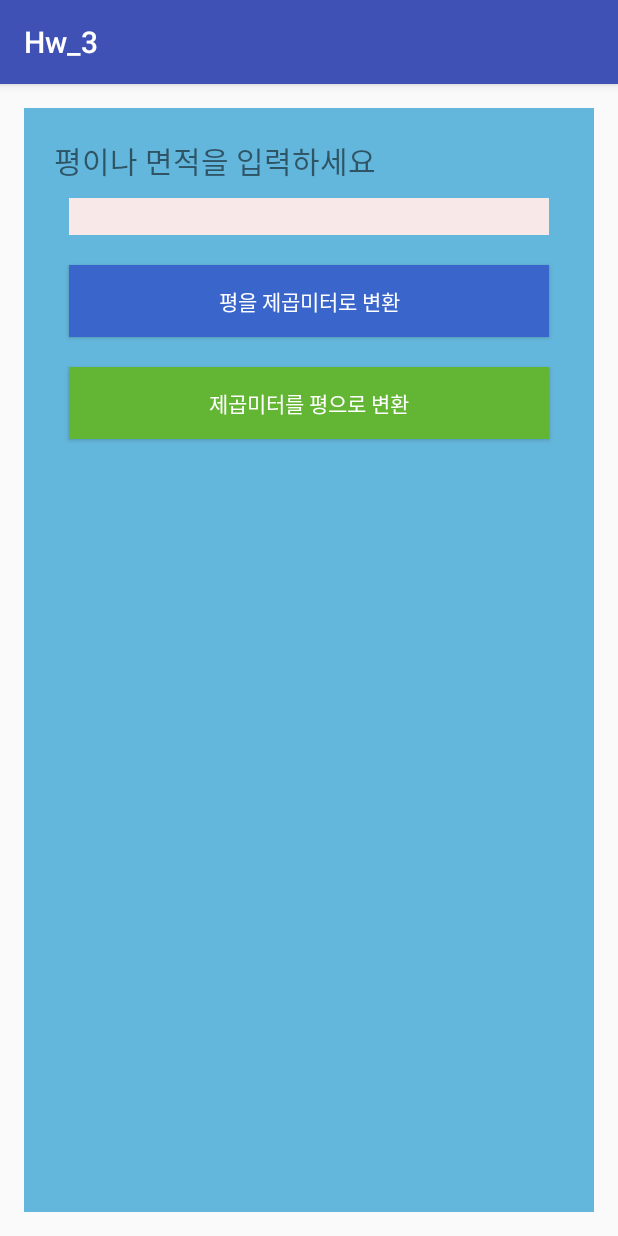
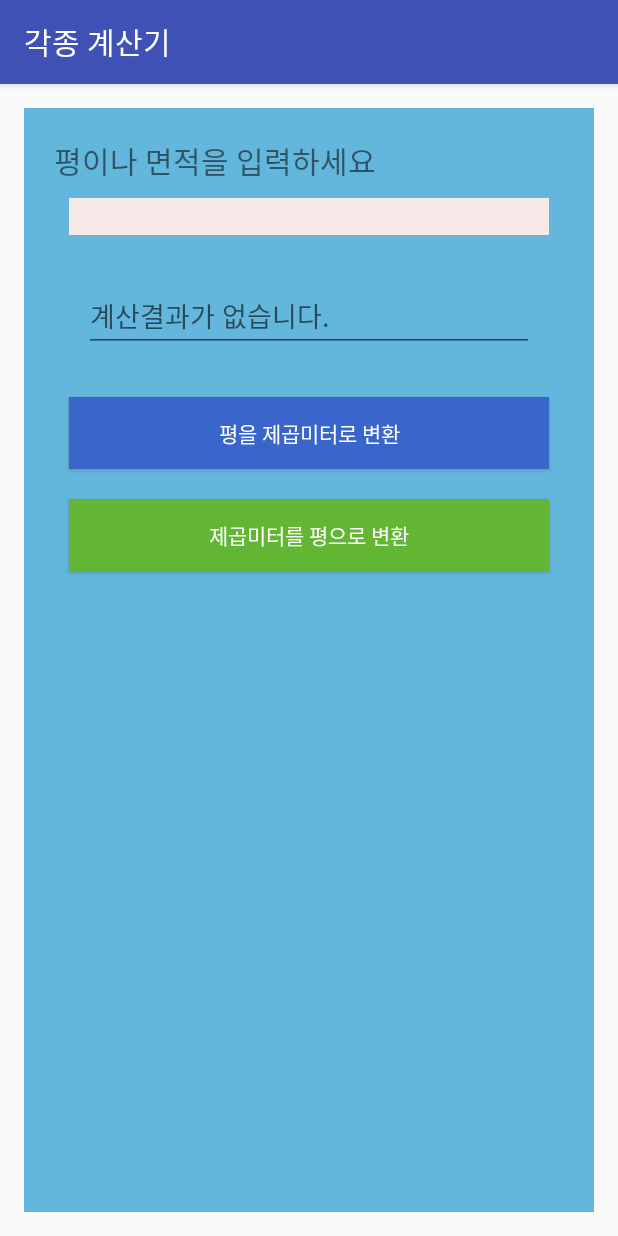
Before and after one commit to chaelinlee/hw_3, an Android app: the Main2Activity screen opened directly, with no data from a screen before it, on a phone screen of 412 x 824 dp. Run offline under Robolectric (Android 15) with nearby library versions, the phone set to English and light mode, and no system bars.

Commit message:
modify 2

```diff
--- a/app/src/main/java/com/example/leechaelin/hw_3/Main2Activity.java
+++ b/app/src/main/java/com/example/leechaelin/hw_3/Main2Activity.java
@@ -2,12 +2,89 @@ package com.example.leechaelin.hw_3;
 
 import android.support.v7.app.AppCompatActivity;
 import android.os.Bundle;
+import android.view.View;
+import android.widget.Button;
+import android.widget.EditText;
+import android.widget.TabHost;
 
 public class Main2Activity extends AppCompatActivity {
-
+    TabHost th;
+    EditText e1,e2,e3,e4,e5;
+    Button b1,b2,b3;
     @Override
     protected void onCreate(Bundle savedInstanceState) {
         super.onCreate(savedInstanceState);
         setContentView(R.layout.activity_main2);
+        setTitle("각종 계산기");
+        th=(TabHost)findViewById(R.id.tabhost);
+        e1 = (EditText)findViewById(R.id.edittext1);
+        e2 = (EditText)findViewById(R.id.edittext2);
+        e3 = (EditText)findViewById(R.id.edittext3);
+        e4 = (EditText)findViewById(R.id.edittext4);
+        e5 = (EditText)findViewById(R.id.edittext5);
+        b1 = (Button)findViewById(R.id.button);
+        b2 = (Button)findViewById(R.id.button2);
+        b3 = (Button)findViewById(R.id.button3);
+
+        th.setup();
+
+        TabHost.TabSpec tab1 = th.newTabSpec("A").setContent(R.id.tab1).setIndicator("BMI 계산기 ");
+        th.addTab(tab1);
+
+        TabHost.TabSpec tab2 = th.newTabSpec("B").setContent(R.id.tab1).setIndicator("면적 계산기 ");
+        th.addTab(tab2);
+
     }
+
+    void myClick(View v){
+        if(v.getId()==R.id.button){
+            health();
+        }else if(v.getId()==R.id.button2){
+            area();
+        }else if(v.getId()==R.id.button3){
+            area2();
+        }
+
+    }
+
+    void health(){
+        String h = e1.getText().toString();
+        String w = e2.getText().toString();
+
+        if(h==""|| w==""){
+            e3.setText(String.format(String.valueOf("키와 몸무게를 입력하세요. ")));
+        }else{
+            Double height = (Double) ((Integer.parseInt(h))/100.0);
+            Double ans = Double.parseDouble(w)/(height*height);
+            if(ans<18.5){
+                e3.setText(String.format(String.valueOf("체중부족")));
+            }else if(ans>=18.5 && ans<22.9){
+                e3.setText(String.format(String.valueOf("정상 ")));
+            }else if(ans>=22.9 && ans<24.9){
+                e3.setText(String.format(String.valueOf("과체중 ")));
+            }else if(ans>=24.9){
+                e3.setText(String.format(String.valueOf("비만입니다. ")));
+            }
+        }
+    }
+
+    void area(){
+        String a = e4.getText().toString();
+        if(a==""){
+            e5.setText(String.format(String.valueOf("값을 입력하세요.")));
+        }else{
+            Double area1 = Double.parseDouble(a)*3.305785;
+            e5.setText(String.format(String.valueOf(area1)+"제곱미터 "));
+        }
+    }
+    void area2(){
+        String a = e4.getText().toString();
+        if(a==""){
+            e5.setText(String.format(String.valueOf("값을 입력하세요.")));
+        }else{
+            Double area1 = Double.parseDouble(a)*0.3025;
+            e5.setText(String.format(String.valueOf(area1)+"평  "));
+        }
+    }
+
 }
--- a/app/src/main/res/layout/activity_main2.xml
+++ b/app/src/main/res/layout/activity_main2.xml
@@ -12,6 +12,7 @@
     tools:context="com.example.leechaelin.hw_3.Main2Activity">
 
     <TabHost
+        android:id="@+id/tabhost"
         android:layout_width="match_parent"
         android:layout_height="match_parent"
         android:layout_weight="1">
@@ -72,6 +73,7 @@
                             android:id="@+id/edittext2"/>
 
                         <Button
+                            android:onClick="myClick"
                             android:layout_margin="10dp"
                             android:background="#703633"
                             android:text="BMI 계산 결과 "
@@ -113,7 +115,14 @@
                             android:layout_height="wrap_content"
                             android:id="@+id/edittext4"
                             android:background="#f9e8e8"/>
+                        <EditText
+                            android:layout_margin="20dp"
+                            android:id="@+id/edittext5"
+                            android:layout_width="match_parent"
+                            android:layout_height="wrap_content"
+                            android:hint="계산결과가 없습니다. "/>
                         <Button
+                            android:onClick="myClick"
                             android:layout_margin="10dp"
                             android:layout_width="match_parent"
                             android:layout_height="wrap_content"
@@ -123,6 +132,7 @@
                             android:id="@+id/button2"/>
 
                         <Button
+                            android:onClick="myClick"
                             android:layout_margin="10dp"
                             android:layout_width="match_parent"
                             android:layout_height="wrap_content"
```
